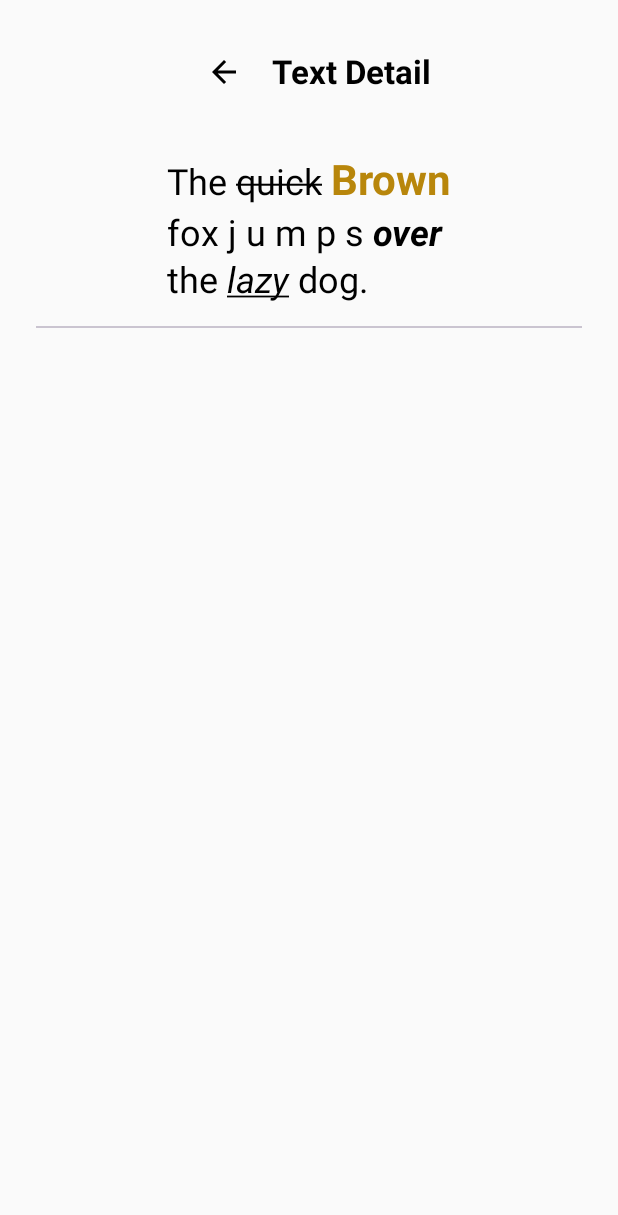
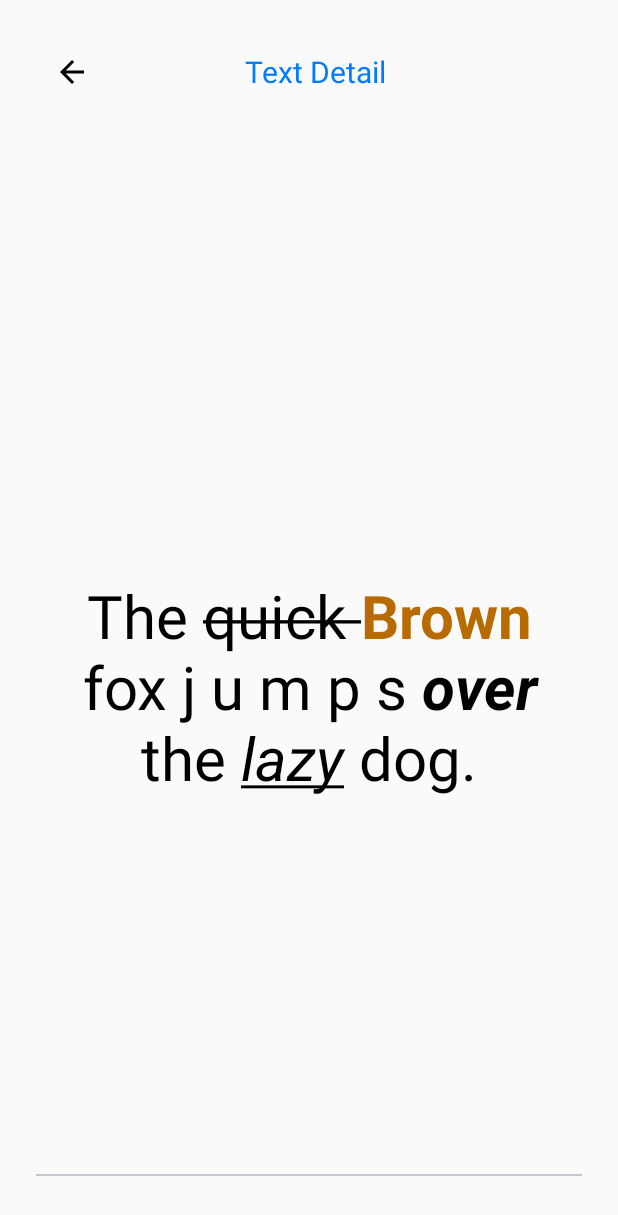
Before and after one commit to MinHuynnn/androidapp, an Android app built with Jetpack Compose: the TextDetailScreen screen opened through its navigation route, on a phone screen of 412 x 824 dp. Shown: the top 1215 px of the screen. Run offline under Robolectric (Android 15) with nearby library versions, the phone set to English and light mode, and no system bars.

Commit message:
Initial commit

```diff
--- a/app/src/main/java/screens/TextDetailScreen.kt
+++ b/app/src/main/java/screens/TextDetailScreen.kt
@@ -1,5 +1,6 @@
 package screens
 
+import androidx.compose.foundation.clickable
 import androidx.compose.foundation.layout.*
 import androidx.compose.material3.*
 import androidx.compose.runtime.Composable
@@ -23,31 +24,90 @@ fun TextDetailScreen(navController: NavHostController) {
     Column(
         modifier = Modifier
             .fillMaxSize()
-            .padding(24.dp),
-        horizontalAlignment = Alignment.CenterHorizontally
+            .padding(24.dp)
     ) {
-        Row(verticalAlignment = Alignment.CenterVertically) {
+        // Top bar with back button and title
+        Row(
+            verticalAlignment = Alignment.CenterVertically
+        ) {
             IconButton(onClick = { navController.popBackStack() }) {
-                Icon(Icons.Default.ArrowBack, contentDescription = "Back")
+                Icon(
+                    imageVector = Icons.Default.ArrowBack,
+                    contentDescription = "Back",
+                    tint = Color.Black // ← Màu đen như bạn yêu cầu
+                )
             }
-            Spacer(Modifier.width(8.dp))
-            Text("Text Detail", fontWeight = FontWeight.Bold, fontSize = 22.sp)
+            Spacer(modifier = Modifier.width(8.dp))
+            Text(
+                text = "Text Detail",
+                fontSize = 20.sp,
+                color = Color(0xFF007AFF),
+                modifier = Modifier.weight(1f),
+                textAlign = androidx.compose.ui.text.style.TextAlign.Center
+            )
+            Spacer(modifier = Modifier.width(48.dp)) // để cân đối layout bên phải
         }
-        Spacer(Modifier.height(32.dp))
-        Text(
-            buildAnnotatedString {
-                append("The ")
-                withStyle(SpanStyle(textDecoration = TextDecoration.LineThrough)) { append("quick") }
-                append(" ")
-                withStyle(SpanStyle(color = Color(0xFFB8860B), fontWeight = FontWeight.Bold, fontSize = 28.sp)) { append("Brown") }
-                append("\nfox j u m p s ")
-                withStyle(SpanStyle(fontWeight = FontWeight.Bold, fontStyle = FontStyle.Italic)) { append("over") }
-                append("\nthe ")
-                withStyle(SpanStyle(fontStyle = FontStyle.Italic, textDecoration = TextDecoration.Underline)) { append("lazy") }
-                append(" dog.")
-            },
-            fontSize = 24.sp
-        )
-        Divider(modifier = Modifier.padding(top = 16.dp))
+
+        // Spacer to push text into center of screen
+        Spacer(modifier = Modifier.height(80.dp))
+
+        // Main text block centered horizontally
+        Box(
+            modifier = Modifier
+                .fillMaxWidth()
+                .weight(1f),
+            contentAlignment = Alignment.Center
+        ) {
+            Text(
+                buildAnnotatedString {
+                    withStyle(SpanStyle(fontSize = 40.sp)) {
+                        append("The ")
+                        withStyle(SpanStyle(textDecoration = TextDecoration.LineThrough)) {
+                            append("quick ")
+                        }
+                        withStyle(
+                            SpanStyle(
+                                color = Color(0xFFB86B00),
+                                fontWeight = FontWeight.Bold
+                            )
+                        ) {
+                            append("Brown")
+                        }
+                    }
+
+                    append("\n")
+
+                    withStyle(SpanStyle(fontSize = 40.sp)) {
+                        append("fox j u m p s ")
+                        withStyle(
+                            SpanStyle(
+                                fontWeight = FontWeight.Bold,
+                                fontStyle = FontStyle.Italic
+                            )
+                        ) {
+                            append("over")
+                        }
+                    }
+
+                    append("\n")
+
+                    withStyle(SpanStyle(fontSize = 40.sp)) {
+                        append("the ")
+                        withStyle(
+                            SpanStyle(
+                                fontStyle = FontStyle.Italic,
+                                textDecoration = TextDecoration.Underline
+                            )
+                        ) {
+                            append("lazy")
+                        }
+                        append(" dog.")
+                    }
+                },
+                textAlign = androidx.compose.ui.text.style.TextAlign.Center
+            )
+        }
+
+        Divider(modifier = Modifier.padding(vertical = 16.dp))
     }
 }
```
Also changed, not shown: app/src/main/java/screens/ColumnLayoutScreen.kt (+21 -6 lines), app/src/main/java/screens/RowLayoutScreen.kt (+25 -6 lines), app/src/main/java/screens/TextFieldScreen.kt (+41 -9 lines).
